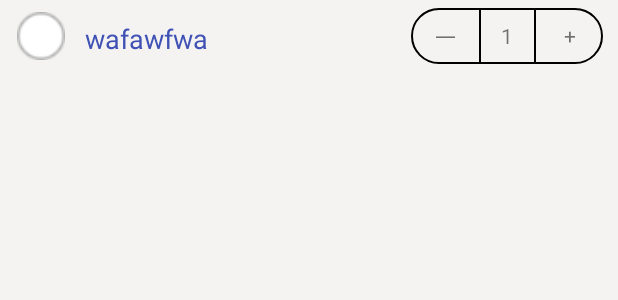
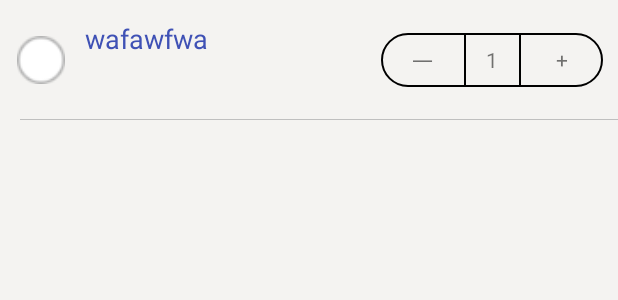
Before and after one commit to cloudhm/WhatsMode, an Android app: the layout item_cart.xml on its own in the app's theme, with its tools: preview values and no code run, on a phone screen of 412 x 824 dp. Shown: the top 300 px of the screen. Run offline under Robolectric (Android 15) with nearby library versions, the phone set to English and light mode, and no system bars.

Commit message:
fix click not flexable

```diff
--- a/app/src/main/java/com/whatsmode/shopify/block/cart/CartFragment.java
+++ b/app/src/main/java/com/whatsmode/shopify/block/cart/CartFragment.java
@@ -1,6 +1,5 @@
 package com.whatsmode.shopify.block.cart;
 
-import android.content.DialogInterface;
 import android.os.Bundle;
 import android.support.annotation.NonNull;
 import android.support.annotation.Nullable;
@@ -14,11 +13,8 @@ import android.widget.RelativeLayout;
 import android.widget.TextView;
 
 import com.whatsmode.library.rx.RxBus;
-import com.whatsmode.library.rx.RxUtil;
 import com.whatsmode.library.rx.Util;
 import com.whatsmode.library.util.ListUtils;
-import com.whatsmode.library.util.PreferencesHelper;
-import com.whatsmode.library.util.PreferencesUtil;
 import com.whatsmode.library.util.ToastUtil;
 import com.whatsmode.shopify.AppNavigator;
 import com.whatsmode.shopify.R;
--- a/app/src/main/java/com/whatsmode/shopify/block/cart/CartPresenter.java
+++ b/app/src/main/java/com/whatsmode/shopify/block/cart/CartPresenter.java
@@ -72,7 +72,7 @@ class CartPresenter extends BaseRxPresenter<CartContact.View> implements CartCon
                         getView().checkTotal();
                     }
                 });
-                ImageView ivCheck = helper.getView(R.id.iv_radio);
+                View ivCheck = helper.getView(R.id.iv_radio);
                 ivCheck.setOnClickListener(v -> {
                     if (isViewAttached()) {
                         ivCheck.setSelected(!ivCheck.isSelected());
--- a/app/src/main/java/com/whatsmode/shopify/ui/widget/SwipeToLoadLayout.java
+++ b/app/src/main/java/com/whatsmode/shopify/ui/widget/SwipeToLoadLayout.java
@@ -539,7 +539,7 @@ public class SwipeToLoadLayout extends ViewGroup {
                 final float xInitDiff = x - mInitDownX;
                 mLastY = y;
                 mLastX = x;
-                boolean moved = Math.abs(yInitDiff) > Math.abs(xInitDiff);
+                boolean moved = Math.abs(yInitDiff) > Math.abs(xInitDiff) + 10;
                 boolean triggerCondition =
                         // refresh trigger condition
                         (yInitDiff > 0 && moved && onCheckCanRefresh()) ||
--- a/app/src/main/res/layout/item_cart.xml
+++ b/app/src/main/res/layout/item_cart.xml
@@ -2,15 +2,13 @@
 <RelativeLayout xmlns:android="http://schemas.android.com/apk/res/android"
     android:orientation="vertical"
     android:layout_width="match_parent"
-    android:layout_height="48dp">
+    android:layout_height="80dp">
 
-    <ImageView
+    <View
         android:id="@+id/iv_radio"
-        android:padding="13dp"
         android:background="@drawable/radio_select"
         android:layout_width="32dp"
         android:layout_height="32dp"
-        android:layout_alignParentLeft="true"
         android:layout_centerVertical="true"
         android:layout_marginLeft="11dp" />
     <TextView
@@ -26,20 +24,17 @@
         android:layout_height="wrap_content" />
 
     <LinearLayout
-        android:layout_width="128dp"
-        android:layout_height="match_parent"
-        android:layout_marginTop="5dp"
-        android:layout_marginBottom="5dp"
-        android:layout_alignParentRight="true"
-        android:layout_centerVertical="true"
+        android:layout_width="148dp"
+        android:layout_height="36dp"
         android:layout_marginRight="10dp"
         android:background="@drawable/black_boarder"
-        android:orientation="horizontal">
+        android:orientation="horizontal"
+        android:layout_centerVertical="true"
+        android:layout_alignParentEnd="true">
 
         <TextView
             android:id="@+id/tv_descrease"
-            android:layout_width="45dp"
-            android:padding="8dp"
+            android:layout_width="55dp"
             android:layout_height="match_parent"
             android:gravity="center"
             android:text="一"
@@ -66,10 +61,17 @@
         <TextView
             android:id="@+id/tv_increase"
             android:padding="5dp"
-            android:layout_width="45dp"
+            android:layout_width="55dp"
             android:layout_height="match_parent"
             android:gravity="center"
             android:text="+"
             android:textSize="14sp" />
     </LinearLayout>
+
+    <View
+        android:layout_width="match_parent"
+        android:layout_alignParentBottom="true"
+        android:layout_marginLeft="13dp"
+        android:background="#bfbfbf"
+        android:layout_height="0.5dp" />
 </RelativeLayout>
--- a/library/build.gradle
+++ b/library/build.gradle
@@ -56,6 +56,7 @@ dependencies {
     //rx
     compile 'io.reactivex.rxjava2:rxandroid:2.0.1'
     compile 'io.reactivex.rxjava2:rxjava:2.0.8'
+    compile 'org.greenrobot:eventbus:3.0.0'
     //netWork
     compile 'com.squareup.okio:okio:1.11.0'
     compile 'com.squareup.okhttp3:okhttp:3.4.2'
```
